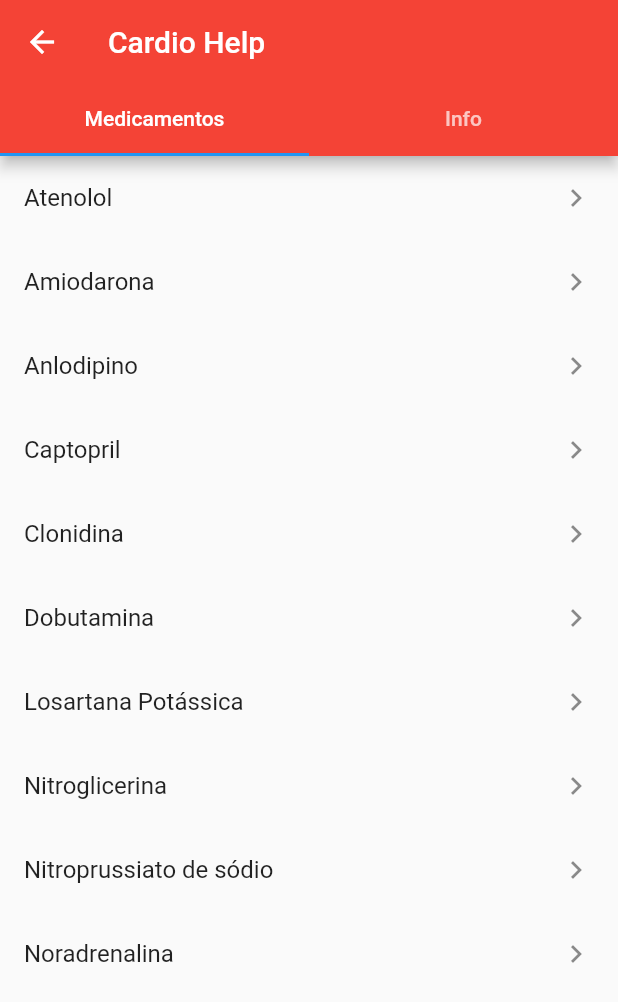
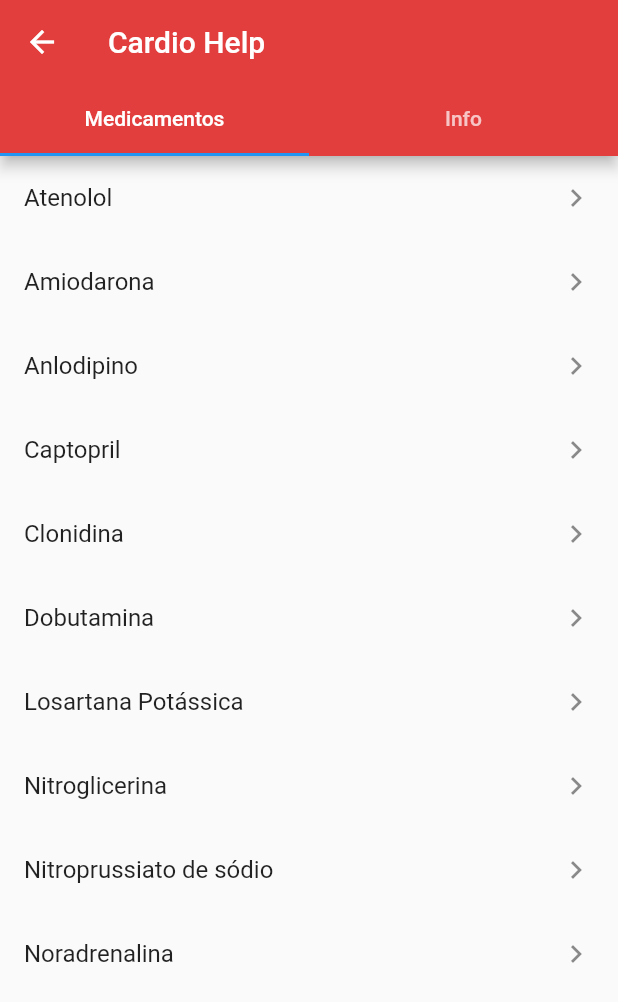
Before and after one commit to karinaplemos/cardio_help, a Flutter app: the screen it shows after launch, after a tap on "Enfermeiro", on a phone screen of 412 x 824 dp. Shown: the top 1002 px of the screen. Run offline on Flutter 3.47's test engine with Material 2 defaults, Android fonts, the phone set to English and light mode, and no system bars.

Commit message:
Transição com mudança de cor para a homepage

```diff
--- a/cardio_help/lib/pages/DecisionPage/decisionPage.dart
+++ b/cardio_help/lib/pages/DecisionPage/decisionPage.dart
@@ -57,7 +57,9 @@ class _DecisionPageState extends State<DecisionPage>{
                         onPressed: (){
                           Navigator.of(context).push(
                               MaterialPageRoute(
-                                  builder: (context) => HomePage()
+                                  builder: (context) => HomePage(
+                                    background: Color.fromRGBO(227, 62, 62, 1),
+                                  )
                               )
                           );
                         },
@@ -78,7 +80,9 @@ class _DecisionPageState extends State<DecisionPage>{
                         onPressed: (){
                           Navigator.of(context).push(
                               MaterialPageRoute(
-                                  builder: (context) => HomePage()
+                                  builder: (context) => HomePage(
+                                    background: Color.fromRGBO(176, 48, 48, 1),
+                                  )
                               )
                           );
                         },
--- a/cardio_help/lib/pages/HomePage/HomePage.dart
+++ b/cardio_help/lib/pages/HomePage/HomePage.dart
@@ -3,6 +3,10 @@ import 'package:cardio_help/objects/database.dart';
 import 'package:cardio_help/pages/DrugsPage/drugsPage.dart';
 
 class HomePage extends StatefulWidget {
+  final Color background;
+
+  const HomePage({Key key, @required this.background}) : super(key: key);
+
   @override
   _HomePageState createState() => _HomePageState();
 }
@@ -30,7 +34,7 @@ class _HomePageState extends State<HomePage> {
       length: 2,
       child : Scaffold(
         appBar: AppBar(
-          backgroundColor: Colors.red,
+          backgroundColor: widget.background,
           title: Text('Cardio Help'),
           bottom: TabBar(
             tabs: [
```
